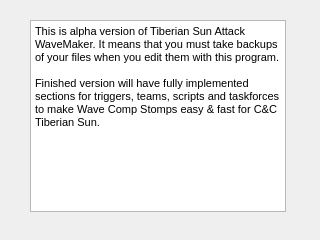
Before: the Qt Designer form src/infodialog.ui in PTapioK/TSWaveMaker, drawn with Qt 5.
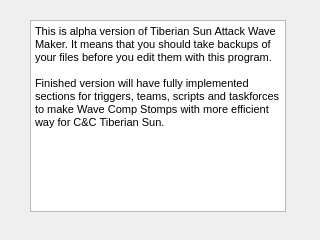
After: the same form once the commit is applied.

Commit message: Implemented settings dialog including rules.ini & firestrm.ini locations saving.

Diff of the .ui file:
```diff
--- a/src/infodialog.ui
+++ b/src/infodialog.ui
@@ -27,9 +27,9 @@
 &lt;html&gt;&lt;head&gt;&lt;meta name=&quot;qrichtext&quot; content=&quot;1&quot; /&gt;&lt;style type=&quot;text/css&quot;&gt;
 p, li { white-space: pre-wrap; }
 &lt;/style&gt;&lt;/head&gt;&lt;body style=&quot; font-family:'MS Shell Dlg 2'; font-size:8.25pt; font-weight:400; font-style:normal;&quot;&gt;
-&lt;p style=&quot; margin-top:0px; margin-bottom:0px; margin-left:0px; margin-right:0px; -qt-block-indent:0; text-indent:0px;&quot;&gt;&lt;span style=&quot; font-size:8pt;&quot;&gt;This is alpha version of Tiberian Sun Attack WaveMaker. It means that you must take backups of your files when you edit them with this program.&lt;/span&gt;&lt;/p&gt;
+&lt;p style=&quot; margin-top:0px; margin-bottom:0px; margin-left:0px; margin-right:0px; -qt-block-indent:0; text-indent:0px;&quot;&gt;&lt;span style=&quot; font-size:8pt;&quot;&gt;This is alpha version of Tiberian Sun Attack Wave Maker. It means that you should take backups of your files before you edit them with this program.&lt;/span&gt;&lt;/p&gt;
 &lt;p style=&quot;-qt-paragraph-type:empty; margin-top:0px; margin-bottom:0px; margin-left:0px; margin-right:0px; -qt-block-indent:0; text-indent:0px; font-size:8pt;&quot;&gt;&lt;br /&gt;&lt;/p&gt;
-&lt;p style=&quot; margin-top:0px; margin-bottom:0px; margin-left:0px; margin-right:0px; -qt-block-indent:0; text-indent:0px;&quot;&gt;&lt;span style=&quot; font-size:8pt;&quot;&gt;Finished version will have fully implemented sections for triggers, teams, scripts and taskforces to make Wave Comp Stomps easy &amp;amp; fast for C&amp;amp;C Tiberian Sun.&lt;/span&gt;&lt;/p&gt;&lt;/body&gt;&lt;/html&gt;</string>
+&lt;p style=&quot; margin-top:0px; margin-bottom:0px; margin-left:0px; margin-right:0px; -qt-block-indent:0; text-indent:0px;&quot;&gt;&lt;span style=&quot; font-size:8pt;&quot;&gt;Finished version will have fully implemented sections for triggers, teams, scripts and taskforces to make Wave Comp Stomps with more efficient way for C&amp;amp;C Tiberian Sun.&lt;/span&gt;&lt;/p&gt;&lt;/body&gt;&lt;/html&gt;</string>
    </property>
   </widget>
  </widget>
```
The commit also changes 17 other files.
